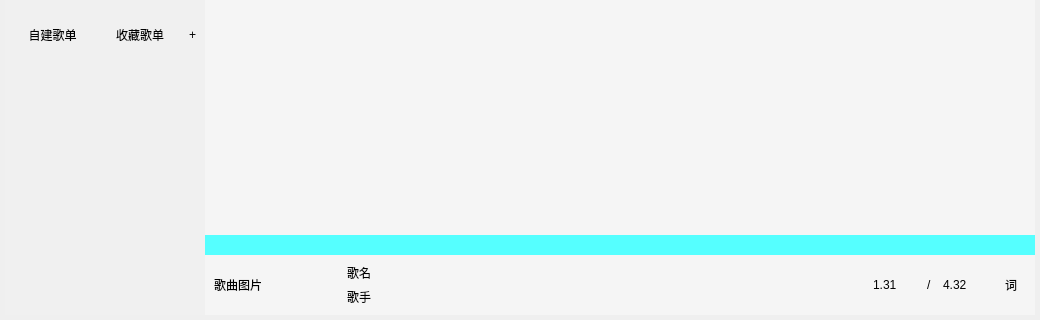
This is MY_MusicPlayer/MY_MusicPlayer/musicplayer.ui in song-xunxue/StandardProject as Qt 5 draws it before an edit; both pictures show x 0 to 1040 and y 380 to 700 of the 1040 by 700 pixel window. The edited form follows.
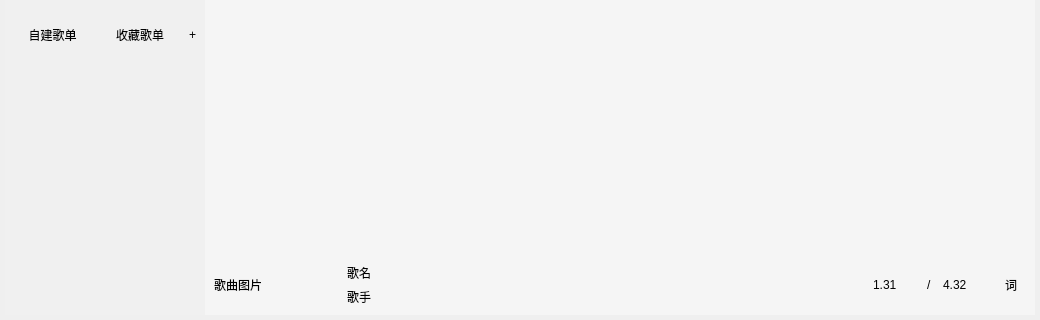
This is the edited form. The open tabs and pages were chosen to show the change. Icons and pictures are not drawn. Custom widgets are drawn as their Qt base class.

The edit to the form file:
```diff
--- a/MY_MusicPlayer/MY_MusicPlayer/musicplayer.ui
+++ b/MY_MusicPlayer/MY_MusicPlayer/musicplayer.ui
@@ -1052,7 +1052,7 @@
                </size>
               </property>
               <property name="styleSheet">
-               <string notr="true">background-color:rgb(85, 255, 255);</string>
+               <string notr="true"/>
               </property>
              </widget>
             </item>
@@ -1155,6 +1155,12 @@
                  <layout class="QHBoxLayout" name="horizontalLayout_11">
                   <item>
                    <widget class="QPushButton" name="playMode">
+                    <property name="minimumSize">
+                     <size>
+                      <width>0</width>
+                      <height>25</height>
+                     </size>
+                    </property>
                     <property name="text">
                      <string/>
                     </property>
@@ -1162,6 +1168,12 @@
                   </item>
                   <item>
                    <widget class="QPushButton" name="playUp">
+                    <property name="minimumSize">
+                     <size>
+                      <width>0</width>
+                      <height>25</height>
+                     </size>
+                    </property>
                     <property name="text">
                      <string/>
                     </property>
@@ -1169,6 +1181,12 @@
                   </item>
                   <item>
                    <widget class="QPushButton" name="play">
+                    <property name="minimumSize">
+                     <size>
+                      <width>0</width>
+                      <height>25</height>
+                     </size>
+                    </property>
                     <property name="text">
                      <string/>
                     </property>
@@ -1176,6 +1194,12 @@
                   </item>
                   <item>
                    <widget class="QPushButton" name="playDown">
+                    <property name="minimumSize">
+                     <size>
+                      <width>0</width>
+                      <height>25</height>
+                     </size>
+                    </property>
                     <property name="text">
                      <string/>
                     </property>
@@ -1183,6 +1207,12 @@
                   </item>
                   <item>
                    <widget class="QPushButton" name="volumn">
+                    <property name="minimumSize">
+                     <size>
+                      <width>0</width>
+                      <height>25</height>
+                     </size>
+                    </property>
                     <property name="text">
                      <string/>
                     </property>
@@ -1190,6 +1220,12 @@
                   </item>
                   <item>
                    <widget class="QPushButton" name="addlocal">
+                    <property name="minimumSize">
+                     <size>
+                      <width>0</width>
+                      <height>25</height>
+                     </size>
+                    </property>
                     <property name="text">
                      <string/>
                     </property>
@@ -1346,6 +1382,12 @@
    <header location="global">commonpage.h</header>
    <container>1</container>
   </customwidget>
+  <customwidget>
+   <class>MusicSlider</class>
+   <extends>QWidget</extends>
+   <header location="global">musicslider.h</header>
+   <container>1</container>
+  </customwidget>
  </customwidgets>
  <resources/>
  <connections/>
```
Left out of the diff: 4 changed lines with no effect on the pictures.
